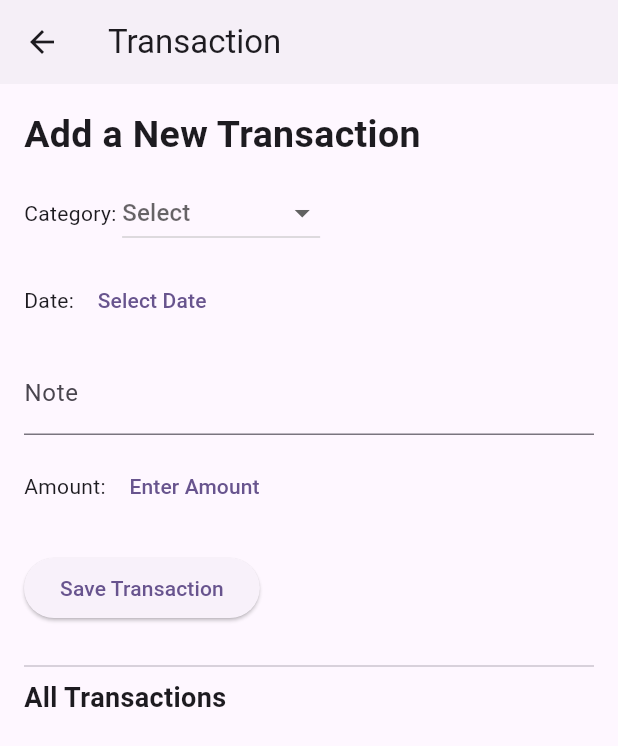
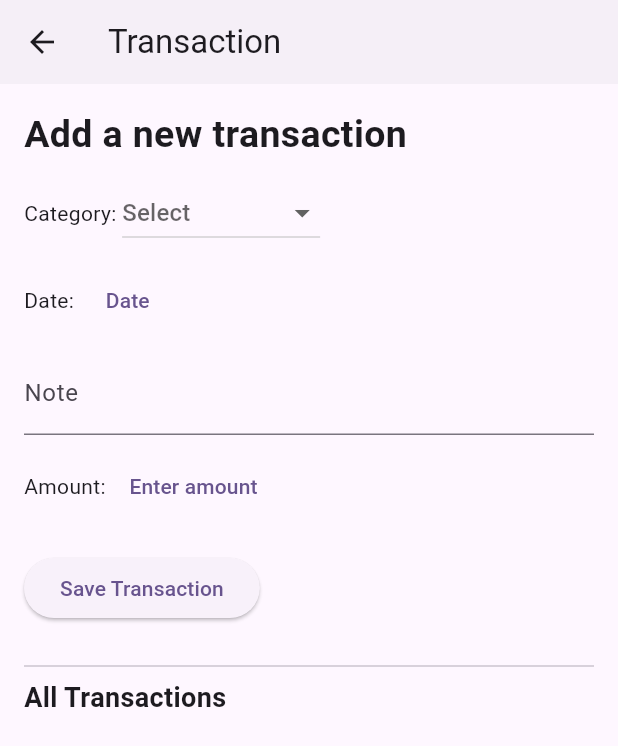
Before and after one commit to Sevara1508/BudgetBuddy-AI, a Flutter app: the screen it shows after launch, after a tap on the "add" icon, on a phone screen of 412 x 824 dp. Shown: the top 746 px of the screen. Run offline on Flutter 3.47's test engine with Material 3 defaults, Android fonts, the phone set to English and light mode, and no system bars; our stand-ins replace flutter_local_notifications, shared_preferences, sqflite, sqflite_common_ffi; accounts and stored records are empty.

Commit message:
Fixed transactions translation

```diff
--- a/lib/l10n/app_en.arb
+++ b/lib/l10n/app_en.arb
@@ -38,6 +38,7 @@
   "amount": "Amount",
   "saveTransaction": "Save Transaction",
   "allTransactions": "All Transactions",
+  "transactionDeleted": "Transaction Deleted",
 
   "currencyConverter": "Currency Converter",
   "convertCurrency": "Convert Currency",
--- a/lib/l10n/app_fr.arb
+++ b/lib/l10n/app_fr.arb
@@ -38,6 +38,7 @@
   "amount": "Montant",
   "saveTransaction": "Enregistrer la transaction",
   "allTransactions": "Toutes les transactions",
+  "transactionDelete": "Transaction supprimée",
 
   "currencyConverter": "Convertisseur de devises",
   "convertCurrency": "Convertir la devise",
--- a/lib/l10n/app_localizations.dart
+++ b/lib/l10n/app_localizations.dart
@@ -332,6 +332,12 @@ abstract class AppLocalizations {
   /// **'All Transactions'**
   String get allTransactions;
 
+  /// No description provided for @transactionDeleted.
+  ///
+  /// In en, this message translates to:
+  /// **'Transaction Deleted'**
+  String get transactionDeleted;
+
   /// No description provided for @currencyConverter.
   ///
   /// In en, this message translates to:
--- a/lib/l10n/app_localizations_en.dart
+++ b/lib/l10n/app_localizations_en.dart
@@ -126,6 +126,9 @@ class AppLocalizationsEn extends AppLocalizations {
   String get allTransactions => 'All Transactions';
 
   @override
+  String get transactionDeleted => 'Transaction Deleted';
+
+  @override
   String get currencyConverter => 'Currency Converter';
 
   @override
--- a/lib/l10n/app_localizations_fr.dart
+++ b/lib/l10n/app_localizations_fr.dart
@@ -126,6 +126,9 @@ class AppLocalizationsFr extends AppLocalizations {
   String get allTransactions => 'Toutes les transactions';
 
   @override
+  String get transactionDeleted => 'Transaction Deleted';
+
+  @override
   String get currencyConverter => 'Convertisseur de devises';
 
   @override
--- a/lib/pages/transaction_screen.dart
+++ b/lib/pages/transaction_screen.dart
@@ -1,6 +1,8 @@
 import 'package:flutter/material.dart';
 import '/models/transaction_model.dart';
 import '/services/db_helper.dart';
+import 'package:flutter_localizations/flutter_localizations.dart';
+import '../l10n/app_localizations.dart';
 
 class Transaction_Screen extends StatefulWidget {
   const Transaction_Screen({super.key, required this.title});
@@ -19,8 +21,6 @@ class _Transaction_ScreenState extends State<Transaction_Screen> {
   String? _selectCategory; //in order to select category from picker
   DateTime? _selectDate; // in order to select date from picker
   double? _enterAmount; // in order to store amount entered from dialog
-
-  final List<String> _categories = ['Food','Shopping','Utilities','Transportation','Other']; // used in category picker
 
   @override
   void initState() {
@@ -67,15 +67,15 @@ class _Transaction_ScreenState extends State<Transaction_Screen> {
       _loadTransact();
 
       ScaffoldMessenger.of(context).showSnackBar(
-        const SnackBar(
-          content: Text("Transaction added!"),
+        SnackBar(
+          content: Text(AppLocalizations.of(context)!.transactionAdded),
           backgroundColor: Colors.green,
         ),
       );
     } catch (e) {
       ScaffoldMessenger.of(context).showSnackBar(
-        const SnackBar(
-          content: Text("Failed to add transaction!"),
+        SnackBar(
+          content: Text(AppLocalizations.of(context)!.transactionFailed),
           backgroundColor: Colors.red,
         ),
       );
@@ -90,8 +90,8 @@ class _Transaction_ScreenState extends State<Transaction_Screen> {
     await _loadTransact();
 
     ScaffoldMessenger.of(context).showSnackBar(
-      const SnackBar(
-        content: Text("Transaction deleted"), // notif
+      SnackBar(
+        content: Text(AppLocalizations.of(context)!.transactionDeleted), // notif
         backgroundColor: Colors.blue,
       ),
     );
@@ -99,6 +99,14 @@ class _Transaction_ScreenState extends State<Transaction_Screen> {
 
   @override
   Widget build(BuildContext context) {
+        final List<String> _categories = [
+      AppLocalizations.of(context)!.food,
+      AppLocalizations.of(context)!.shopping,
+      AppLocalizations.of(context)!.utilities,
+      AppLocalizations.of(context)!.transportation,
+      AppLocalizations.of(context)!.other
+    ]; // used in category picker
+
     return Scaffold(
       appBar: AppBar(
         backgroundColor: Theme.of(context).colorScheme.onInverseSurface,
@@ -110,8 +118,8 @@ class _Transaction_ScreenState extends State<Transaction_Screen> {
           child: Column(
             crossAxisAlignment: CrossAxisAlignment.start,
             children: [
-              const Text(
-                'Add a New Transaction',
+              Text(
+                AppLocalizations.of(context)!.addNewTransaction,
                 style: TextStyle(fontSize: 25, fontWeight: FontWeight.bold),
               ),
               //code for each input type (changed to pickers and dialog)
@@ -120,10 +128,10 @@ class _Transaction_ScreenState extends State<Transaction_Screen> {
               // create category picker using dropdown
               Row(
                 children: [
-                  const Text('Category: '),
+                  Text('${AppLocalizations.of(context)!.category}: '),
                   DropdownButton<String>(
                     value: _selectCategory,
-                    hint: const Text('Select'),
+                    hint: Text(AppLocalizations.of(context)!.select),
                     items: _categories
                         .map((category) => DropdownMenuItem(
                       value: category,
@@ -144,7 +152,7 @@ class _Transaction_ScreenState extends State<Transaction_Screen> {
               // create date picker
               Row(
                 children: [
-                  const Text('Date: '),
+                  Text('${AppLocalizations.of(context)!.date}: '),
                   TextButton(
                     onPressed: () async {
                       final chosenDate = await showDatePicker(
@@ -161,7 +169,7 @@ class _Transaction_ScreenState extends State<Transaction_Screen> {
                     },
                     child: Text(
                       _selectDate == null
-                          ? 'Select Date'
+                          ? AppLocalizations.of(context)!.selectDate
                           : _selectDate!.toString().split(' ')[0],
                     ),
                   ),
@@ -173,8 +181,8 @@ class _Transaction_ScreenState extends State<Transaction_Screen> {
               // keep note so user can enter in any text
               TextField(
                 controller: _noteController,
-                decoration: const InputDecoration(
-                  labelText: 'Note',
+                decoration: InputDecoration(
+                  labelText: AppLocalizations.of(context)!.note,
                 ),
               ),
 
@@ -182,7 +190,7 @@ class _Transaction_ScreenState extends State<Transaction_Screen> {
 
               Row(
                 children: [
-                  const Text('Amount: '),
+                  Text('${AppLocalizations.of(context)!.amount}: '),
                   TextButton(
                     onPressed: () async {
                       final controller = TextEditingController();
@@ -191,12 +199,12 @@ class _Transaction_ScreenState extends State<Transaction_Screen> {
                         context: context,
                         builder: (context) {
                           return AlertDialog(
-                            title: const Text('Enter Amount '),
+                            title: Text('${AppLocalizations.of(context)!.enterAmount} '),
                             content: TextField(
                               controller: controller,
                               keyboardType: TextInputType.number,
                               decoration:
-                              const InputDecoration(labelText: 'Amount'),
+                              InputDecoration(labelText: AppLocalizations.of(context)!.amount),
                             ),
                             actions: [
                               TextButton(
@@ -206,7 +214,7 @@ class _Transaction_ScreenState extends State<Transaction_Screen> {
                                     double.tryParse(controller.text) ?? 0.0,
                                   );
                                 },
-                                child: const Text('Save'),
+                                child: Text(AppLocalizations.of(context)!.save), // display "Save" button
                               ),
                             ],
                           );
@@ -221,7 +229,7 @@ class _Transaction_ScreenState extends State<Transaction_Screen> {
                     },
                     child: Text(
                       _enterAmount == null
-                          ? 'Enter Amount'
+                          ? AppLocalizations.of(context)!.enterAmount
                           : '\$${_enterAmount!.toStringAsFixed(2)}',
                     ),
                   ),
@@ -232,13 +240,13 @@ class _Transaction_ScreenState extends State<Transaction_Screen> {
 
               ElevatedButton(
                 onPressed: _addTransaction,
-                child: const Text('Save Transaction'),
+                child: Text(AppLocalizations.of(context)!.saveTransaction),
               ),
 
               const SizedBox(height: 20),
               const Divider(),
-              const Text(
-                'All Transactions',
+              Text(
+                AppLocalizations.of(context)!.allTransactions,
                 style: TextStyle(fontSize: 18, fontWeight: FontWeight.bold),
               ),
               const SizedBox(height: 20),
```
